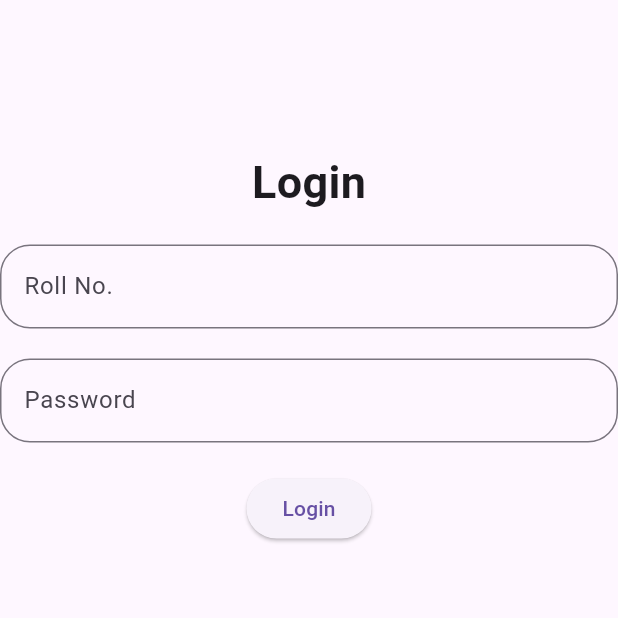
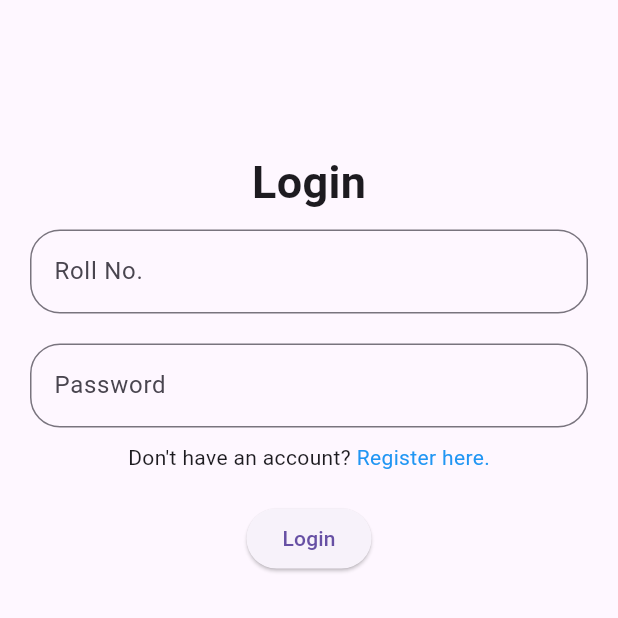
Before and after one commit to Dhruv80576/llm_noticeboard, a Flutter app: the Login screen opened directly, after a tap on "Login", on a phone screen of 412 x 824 dp, the top half of it. Run offline on Flutter 3.47's test engine with Material 3 defaults, Android fonts, the phone set to English and light mode, and no system bars; network calls fail.

```diff
--- a/lib/main.dart
+++ b/lib/main.dart
@@ -1,9 +1,10 @@
 import 'package:flutter/material.dart';
 import 'package:llm_noticeboard/pages/HomePage.dart';
+import 'package:llm_noticeboard/pages/LoginPage.dart';
 
 void main() {
   runApp(MaterialApp(
-    home: Home(),
+    home: Login(),
     debugShowCheckedModeBanner: false,
   ));
 }
--- a/lib/pages/LoginPage.dart
+++ b/lib/pages/LoginPage.dart
@@ -1,4 +1,8 @@
 import 'package:flutter/material.dart';
+import 'package:flutter/widgets.dart';
+import 'package:llm_noticeboard/Api/auth.dart';
+import 'package:llm_noticeboard/pages/HomePage.dart';
+import 'package:llm_noticeboard/pages/RegisterPage.dart';
 
 class Login extends StatefulWidget {
   const Login({super.key});
@@ -8,6 +12,8 @@ class Login extends StatefulWidget {
 }
 
 class _LoginState extends State<Login> {
+  TextEditingController rollno = TextEditingController();
+  TextEditingController password = TextEditingController();
   @override
   Widget build(BuildContext context) {
     return Scaffold(
@@ -22,8 +28,9 @@ class _LoginState extends State<Login> {
               ),
             ),
             Container(
-              margin: EdgeInsets.fromLTRB(0, 20, 0, 0),
+              margin: EdgeInsets.symmetric(horizontal: 20, vertical: 10),
               child: TextField(
+                controller: rollno,
                 decoration: InputDecoration(
                   hintText: "Roll No.",
                   border: OutlineInputBorder(
@@ -33,8 +40,10 @@ class _LoginState extends State<Login> {
               ),
             ),
             Container(
-              margin: EdgeInsets.fromLTRB(0, 20, 0, 0),
+              margin: EdgeInsets.symmetric(horizontal: 20, vertical: 10),
               child: TextField(
+                controller: password,
+                keyboardType: TextInputType.visiblePassword,
                 decoration: InputDecoration(
                   hintText: "Password",
                   border: OutlineInputBorder(
@@ -44,10 +53,44 @@ class _LoginState extends State<Login> {
               ),
             ),
             Container(
+              alignment: Alignment.center,
+              child: Row(
+                mainAxisAlignment: MainAxisAlignment.center,
+                children: [
+                  Text('Don\'t have an account? '),
+                  GestureDetector(
+                    child: Text(
+                      'Register here.',
+                      style: TextStyle(color: Colors.blue),
+                    ),
+                    onTap: (() {
+                      Navigator.push(
+                          context,
+                          MaterialPageRoute(
+                            builder: (context) => RegisterPage(),
+                          ));
+                    }),
+                  )
+                ],
+              ),
+            ),
+            Container(
               margin: EdgeInsets.fromLTRB(0, 20, 0, 0),
               child: ElevatedButton(
-                onPressed: () {
-                  Navigator.pushNamed(context, '/home');
+                onPressed: () async {
+                  int? response =
+                      await Auth().login(int.parse(rollno.text), password.text);
+                  if (response == 200) {
+                    Navigator.push(
+                        context,
+                        MaterialPageRoute(
+                          builder: (context) => Home(),
+                        ));
+                  } else {
+                    SnackBar a =
+                        new SnackBar(content: Text("Invalid Credentials"));
+                    ScaffoldMessenger.of(context).showSnackBar(a);
+                  }
                 },
                 child: Text("Login"),
               ),
--- a/pubspec.yaml
+++ b/pubspec.yaml
@@ -36,6 +36,7 @@ dependencies:
   # The following adds the Cupertino Icons font to your application.
   # Use with the CupertinoIcons class for iOS style icons.
   cupertino_icons: ^1.0.2
+  http:
 
 dev_dependencies:
   flutter_test:
@@ -47,6 +48,7 @@ dev_dependencies:
   # package. See that file for information about deactivating specific lint
   # rules and activating additional ones.
   flutter_lints: ^2.0.0
+
 
 # For information on the generic Dart part of this file, see the
 # following page: https://dart.dev/tools/pub/pubspec
```
Also changed, not shown: lib/Api/auth.dart (added, +32 -0 lines), lib/Api/messages.dart (added, +34 -0 lines), lib/models/messageModel.dart (added, +14 -0 lines), lib/pages/ChatPage.dart (+20 -4 lines), lib/pages/RegisterPage.dart (+73 -1 lines), pubspec.lock.
